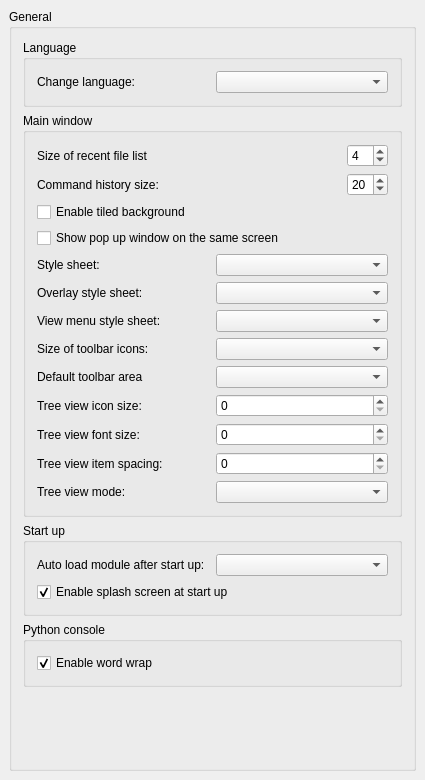
Qt form src/Gui/DlgGeneral.ui (scottmudge/FreeCAD) before a commit.
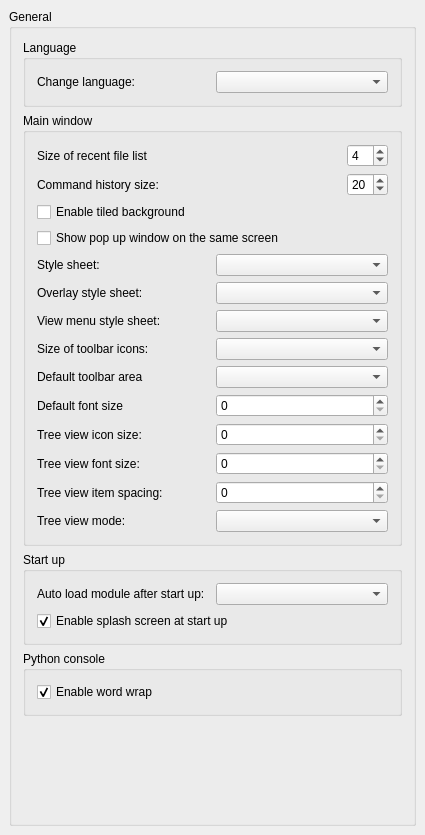
The same form after that commit. Custom widgets are drawn as their Qt base class.

Commit message: Gui: add option to change application font size

The edit to the form file:
```diff
--- a/src/Gui/DlgGeneral.ui
+++ b/src/Gui/DlgGeneral.ui
@@ -7,7 +7,7 @@
     <x>0</x>
     <y>0</y>
     <width>425</width>
-    <height>780</height>
+    <height>835</height>
    </rect>
   </property>
   <property name="windowTitle">
@@ -220,20 +220,27 @@
              </property>
             </widget>
            </item>
+           <item row="4" column="1">
+            <widget class="QComboBox" name="toolbarArea">
+             <property name="toolTip">
+              <string>Choose default toolbar docking area</string>
+             </property>
+            </widget>
+           </item>
            <item row="1" column="1">
             <widget class="QComboBox" name="OverlayStyleSheets"/>
            </item>
-           <item row="8" column="0">
+           <item row="9" column="0">
             <widget class="QLabel" name="treeModeLabel">
              <property name="text">
               <string>Tree view mode:</string>
              </property>
             </widget>
            </item>
-           <item row="7" column="1">
+           <item row="8" column="1">
             <widget class="QSpinBox" name="treeItemSpacing"/>
            </item>
-           <item row="6" column="1">
+           <item row="7" column="1">
             <widget class="QSpinBox" name="treeFontSize">
              <property name="toolTip">
               <string>Set tree view label font size</string>
@@ -247,7 +254,7 @@
              </property>
             </widget>
            </item>
-           <item row="7" column="0">
+           <item row="8" column="0">
             <widget class="QLabel" name="label_6">
              <property name="text">
               <string>Tree view item spacing:</string>
@@ -271,7 +278,7 @@
              </property>
             </widget>
            </item>
-           <item row="8" column="1">
+           <item row="9" column="1">
             <widget class="QComboBox" name="treeMode">
              <property name="toolTip">
               <string>Customize how tree view is shown in the panel (restart required).
@@ -282,7 +289,7 @@
              </property>
             </widget>
            </item>
-           <item row="5" column="1">
+           <item row="6" column="1">
             <widget class="QSpinBox" name="treeIconSize">
              <property name="toolTip">
               <string>Choose your preference for tree view icon size in pixel.
@@ -306,14 +313,14 @@
              </property>
             </widget>
            </item>
-           <item row="5" column="0">
+           <item row="6" column="0">
             <widget class="QLabel" name="label_3">
              <property name="text">
               <string>Tree view icon size:</string>
              </property>
             </widget>
            </item>
-           <item row="6" column="0">
+           <item row="7" column="0">
             <widget class="QLabel" name="label_4">
              <property name="text">
               <string>Tree view font size:</string>
@@ -327,10 +334,17 @@
              </property>
             </widget>
            </item>
-           <item row="4" column="1">
-            <widget class="QComboBox" name="toolbarArea">
+           <item row="5" column="0">
+            <widget class="QLabel" name="label_8">
+             <property name="text">
+              <string>Default font size</string>
+             </property>
+            </widget>
+           </item>
+           <item row="5" column="1">
+            <widget class="QSpinBox" name="appFontSize">
              <property name="toolTip">
-              <string>Choose default toolbar docking area</string>
+              <string>Set the default application font size</string>
              </property>
             </widget>
            </item>
```
The commit also changes 3 other files.
